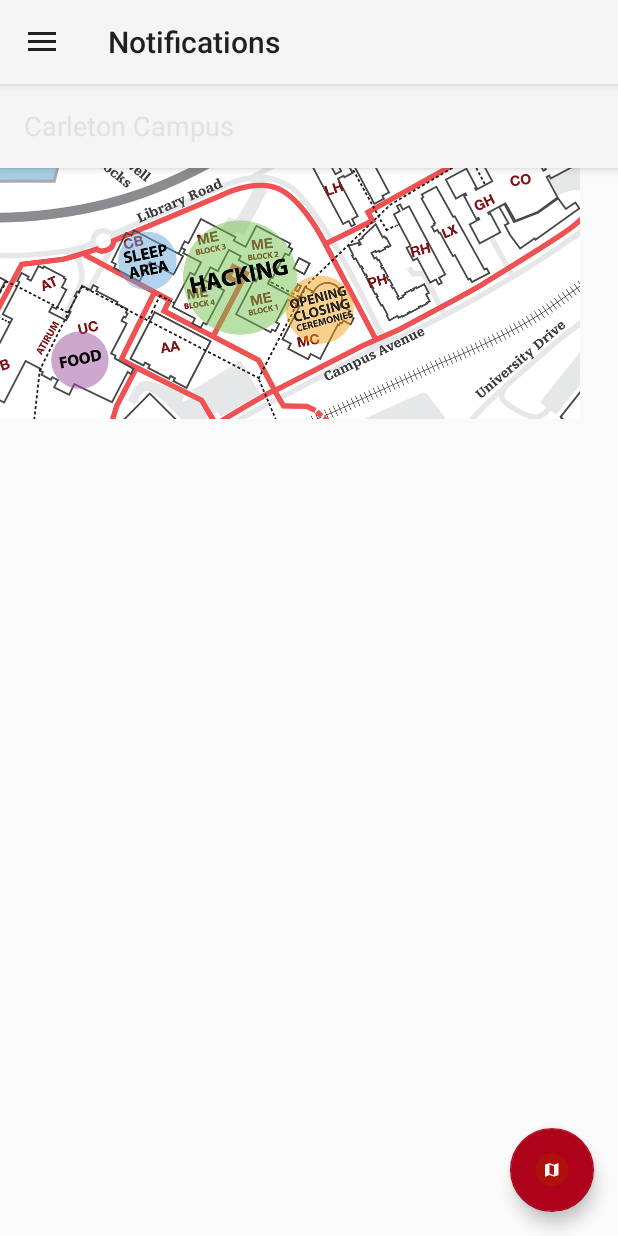
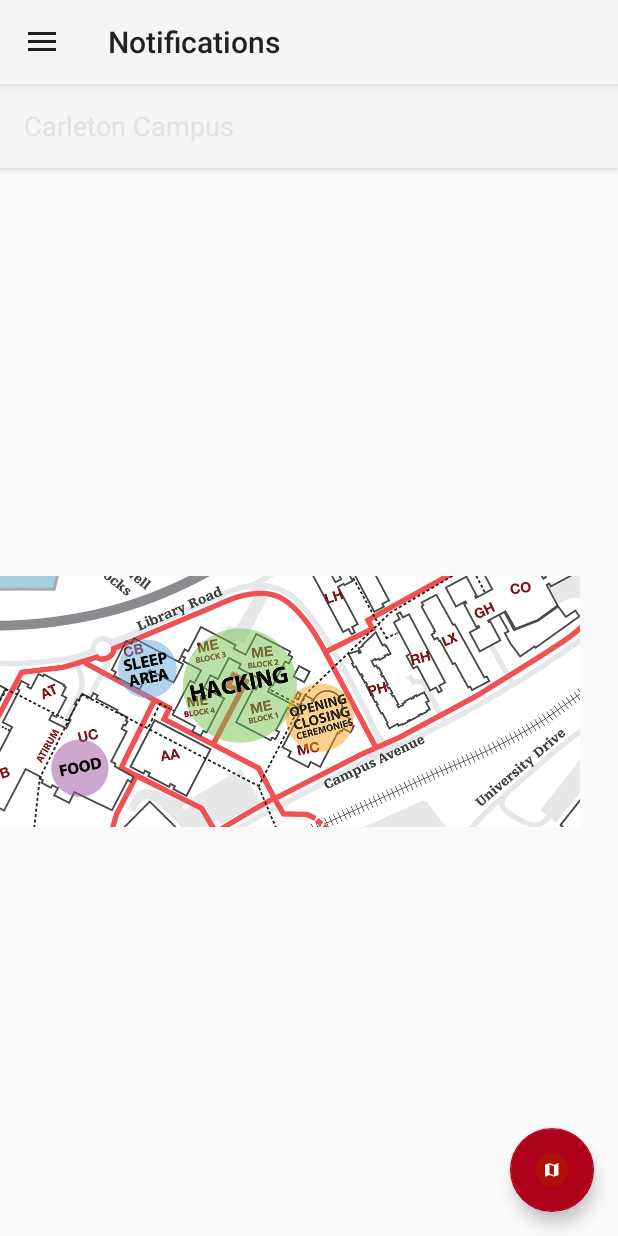
Before and after one commit to cuhacking/CUHackingApp, an Android app: the fragment MapFragment placed in its activity, on a phone screen of 412 x 824 dp. Run offline under Robolectric (Android 15) with nearby library versions, the phone set to English and light mode, and no system bars; our stand-ins replace Volley; network calls fail; 1 statement that could not run was skipped.

Commit message:
centred Carleton campus map

```diff
--- a/App/app/src/main/res/layout/content_map.xml
+++ b/App/app/src/main/res/layout/content_map.xml
@@ -5,6 +5,7 @@
     android:layout_width="match_parent"
     android:layout_height="match_parent"
     android:orientation="vertical"
+    android:gravity="center"
     app:layout_behavior="@string/appbar_scrolling_view_behavior"
     tools:context="ca.carleton.three_thousand_chore.comp3004.MainActivity"
     tools:showIn="@layout/activity_map"
@@ -18,7 +19,7 @@
         <ImageView
             android:id="@+id/mapImage"
             android:layout_width="match_parent"
-            android:layout_height="match_parent"
+            android:layout_height="wrap_content"
             android:layout_gravity="center"
             android:contentDescription="@string/map_of_carleton"
             android:scaleType="matrix"
@@ -35,7 +36,7 @@
         <ImageView
             android:id="@+id/mapImage2"
             android:layout_width="match_parent"
-            android:layout_height="match_parent"
+            android:layout_height="wrap_content"
             android:layout_gravity="top"
             android:contentDescription="@string/map_of_carleton"
             android:scaleType="matrix"
@@ -44,7 +45,7 @@
         <ImageView
             android:id="@+id/mapImage3"
             android:layout_width="match_parent"
-            android:layout_height="match_parent"
+            android:layout_height="wrap_content"
             android:layout_gravity="bottom"
             android:scaleType="matrix"
             android:src="@mipmap/me4" />
```
